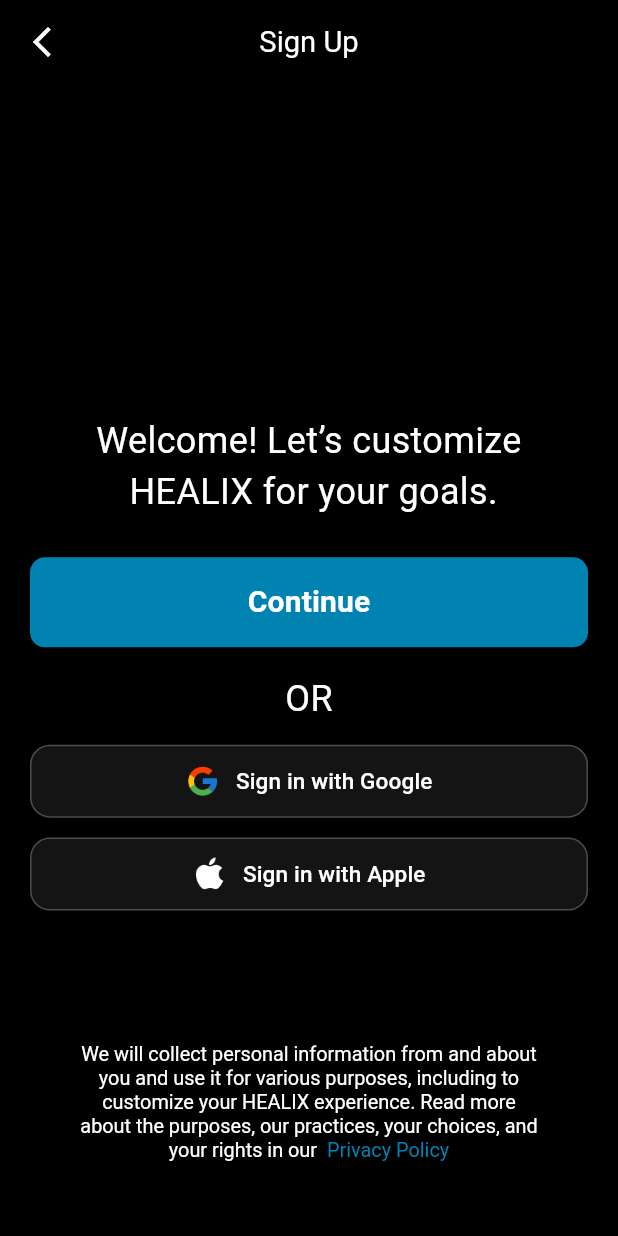
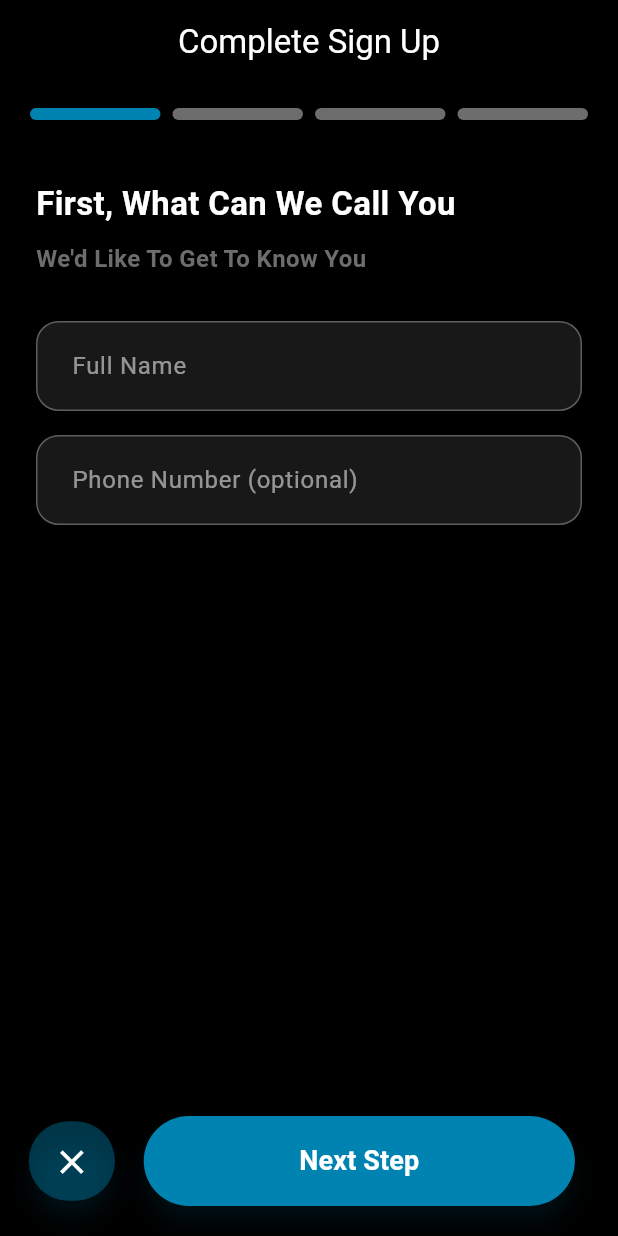
Before and after one commit to ahmednaderahmednader1717-art/HEALIX, a Flutter app: the SignUpScreen screen opened directly, after a tap on "Continue", on a phone screen of 412 x 824 dp. Run offline on Flutter 3.47's test engine with Material 3 defaults, Android fonts, the phone set to English and light mode, and no system bars; our stand-ins replace carousel_slider, curved_labeled_navigation_bar, dio, flutter_svg, gap, google_fonts; network calls fail.

Commit message:
sign up ui/ux and its API

```diff
--- /dev/null
+++ b/lib/views/auth/multi_step_signup_page.dart
@@ -0,0 +1,586 @@
+import 'dart:math';
+import 'package:flutter/cupertino.dart';
+import 'package:flutter/material.dart';
+import 'package:gap/gap.dart';
+import 'package:google_fonts/google_fonts.dart';
+import 'package:dio/dio.dart';
+import 'package:test_splash/core/app_colors.dart';
+import 'package:test_splash/views/auth/log_in_screen.dart';
+import 'package:test_splash/widgets/healix_primary_button.dart';
+import 'package:test_splash/widgets/healix_text_field.dart';
+
+class MultiStepSignUpPage extends StatefulWidget {
+  const MultiStepSignUpPage({super.key});
+
+  @override
+  State<MultiStepSignUpPage> createState() => _MultiStepSignUpPageState();
+}
+
+class _MultiStepSignUpPageState extends State<MultiStepSignUpPage> {
+  final PageController _pageController = PageController();
+  int _currentStep = 0;
+  final int _totalSteps = 4;
+
+  final TextEditingController _fullNameController = TextEditingController();
+  final TextEditingController _phoneController = TextEditingController();
+  final TextEditingController _userNameController = TextEditingController();
+  final TextEditingController _emailController = TextEditingController();
+  final TextEditingController _passwordController = TextEditingController();
+  final TextEditingController _confirmPasswordController =
+      TextEditingController();
+
+  String? _selectedGender;
+  DateTime? _selectedDate;
+  bool _isLoading = false;
+
+  // ✅ تحقق من توافر username و email
+  Future<bool> _checkUsernameEmailAvailability() async {
+    final dio = Dio(
+      BaseOptions(
+        baseUrl: "http://healix.somee.com/api",
+        headers: {"Content-Type": "application/json"},
+      ),
+    );
+
+    try {
+      final response = await dio.post(
+        "/Auth/signup",
+        data: {
+          "username": _userNameController.text.trim(),
+          "email": _emailController.text.trim(),
+          "password": "Temp@1234",
+          "fullName": "Temp User",
+        },
+      );
+
+      if (response.statusCode == 200 || response.statusCode == 201) {
+        return true;
+      }
+    } on DioException catch (e) {
+      if (e.response != null) {
+        final data = e.response?.data;
+        if (data is Map && data.containsKey("message")) {
+          final msg = data["message"].toString().toLowerCase();
+
+          if (msg.contains("username") && msg.contains("exists")) {
+            ScaffoldMessenger.of(context).showSnackBar(
+              const SnackBar(content: Text("Username already exists")),
+            );
+            return false;
+          } else if (msg.contains("email") && msg.contains("exists")) {
+            ScaffoldMessenger.of(context).showSnackBar(
+              const SnackBar(content: Text("Email already exists")),
+            );
+            return false;
+          }
+        }
+      }
+    }
+    return true;
+  }
+
+  // ✅ الانتقال للخطوة التالية مع التحقق من المدخلات
+  void _nextPage() async {
+    // الخطوة 1
+    if (_currentStep == 0) {
+      if (_fullNameController.text.trim().isEmpty) {
+        ScaffoldMessenger.of(context).showSnackBar(
+          const SnackBar(content: Text("Please enter your full name")),
+        );
+        return;
+      }
+    }
+
+    // الخطوة 2
+    if (_currentStep == 1) {
+      if (_emailController.text.trim().isEmpty ||
+          _userNameController.text.trim().isEmpty) {
+        ScaffoldMessenger.of(context).showSnackBar(
+          const SnackBar(content: Text("Please fill all required fields")),
+        );
+        return;
+      }
+
+      bool available = await _checkUsernameEmailAvailability();
+      if (!available) return;
+    }
+
+    // الخطوة 3
+    if (_currentStep == 2) {
+      if (_passwordController.text.trim().isEmpty ||
+          _confirmPasswordController.text.trim().isEmpty) {
+        ScaffoldMessenger.of(context).showSnackBar(
+          const SnackBar(
+            content: Text("Please enter and confirm your password"),
+          ),
+        );
+        return;
+      }
+
+      if (_passwordController.text != _confirmPasswordController.text) {
+        ScaffoldMessenger.of(context).showSnackBar(
+          const SnackBar(content: Text("Passwords do not match!")),
+        );
+        return;
+      }
+    }
+
+    // الخطوة 4
+    if (_currentStep == 3) {
+      if (_selectedGender == null || _selectedDate == null) {
+        ScaffoldMessenger.of(context).showSnackBar(
+          const SnackBar(content: Text("Please complete all required fields")),
+        );
+        return;
+      }
+    }
+
+    // الانتقال للخطوة التالية فقط لو كله تمام
+    if (_currentStep < _totalSteps - 1) {
+      setState(() => _currentStep++);
+      _pageController.nextPage(
+        duration: const Duration(milliseconds: 300),
+        curve: Curves.easeInOut,
+      );
+    }
+  }
+
+  void _previousPage() {
+    if (_currentStep > 0) {
+      setState(() => _currentStep--);
+      _pageController.previousPage(
+        duration: const Duration(milliseconds: 300),
+        curve: Curves.easeInOut,
+      );
+    }
+  }
+
+  // ✅ تنفيذ التسجيل الفعلي
+  Future<void> _signUp() async {
+    setState(() => _isLoading = true);
+
+    final dio = Dio(
+      BaseOptions(
+        baseUrl: "http://healix.somee.com/api",
+        headers: {
+          "Content-Type": "application/json",
+          "Accept": "application/json",
+        },
+      ),
+    );
+
+    final data = {
+      "username": _userNameController.text.trim(),
+      "email": _emailController.text.trim(),
+      "password": _passwordController.text.trim(),
+      "fullName": _fullNameController.text.trim(),
+      "phoneNumber": _phoneController.text.trim().isEmpty
+          ? null
+          : _phoneController.text.trim(),
+      "dateOfBirth": _selectedDate?.toIso8601String(),
+      "gender": _selectedGender,
+    };
+
+    try {
+      final response = await dio.post("/Auth/signup", data: data);
+
+      if (response.statusCode == 200 || response.statusCode == 201) {
+        ScaffoldMessenger.of(context).showSnackBar(
+          const SnackBar(content: Text("Account created successfully!")),
+        );
+        Navigator.pushReplacement(
+          context,
+          MaterialPageRoute(builder: (context) => const LogInScreen()),
+        );
+      } else {
+        ScaffoldMessenger.of(context).showSnackBar(
+          SnackBar(
+            content: Text("Unexpected response: ${response.statusCode}"),
+          ),
+        );
+      }
+    } on DioException catch (e) {
+      String message = "Something went wrong";
+
+      if (e.response != null) {
+        message =
+            e.response?.data["message"] ??
+            e.response?.data.toString() ??
+            "Server error";
+      }
+
+      ScaffoldMessenger.of(
+        context,
+      ).showSnackBar(SnackBar(content: Text(message)));
+    } finally {
+      setState(() => _isLoading = false);
+    }
+  }
+
+  @override
+  void dispose() {
+    _fullNameController.dispose();
+    _phoneController.dispose();
+    _emailController.dispose();
+    _userNameController.dispose();
+    _passwordController.dispose();
+    _confirmPasswordController.dispose();
+    _pageController.dispose();
+    super.dispose();
+  }
+
+  @override
+  Widget build(BuildContext context) {
+    final screenWidth = MediaQuery.of(context).size.width;
+    final screenHeight = MediaQuery.of(context).size.height;
+
+    const baseWidth = 430.0;
+    const baseHeight = 932.0;
+    final w = screenWidth / baseWidth;
+    final h = screenHeight / baseHeight;
+    final scale = min(w, h);
+
+    return Stack(
+      children: [
+        Scaffold(
+          backgroundColor: Colors.black,
+          appBar: AppBar(
+            centerTitle: true,
+            backgroundColor: Colors.black,
+            title: Text(
+              "Complete Sign Up",
+              style: GoogleFonts.inriaSans(color: Colors.white),
+            ),
+            automaticallyImplyLeading: false,
+          ),
+          body: Column(
+            children: [
+              Padding(
+                padding: const EdgeInsets.all(16.0),
+                child: _buildSegmentedProgressBar(),
+              ),
+              Expanded(
+                child: PageView(
+                  controller: _pageController,
+                  physics: const NeverScrollableScrollPhysics(),
+                  children: [
+                    _buildStep1(),
+                    _buildStep2(),
+                    _buildStep3(),
+                    _buildStep4(),
+                  ],
+                ),
+              ),
+              Padding(
+                padding: const EdgeInsets.symmetric(vertical: 20),
+                child: Row(
+                  children: [
+                    Gap(20 * w),
+                    HealixPrimaryButton.iconOnly(
+                      leading: Icon(
+                        _currentStep > 0 ? Icons.arrow_back : Icons.close,
+                        color: Colors.white,
+                        size: 30 * scale,
+                      ),
+                      onPressed: _currentStep > 0
+                          ? _previousPage
+                          : () => Navigator.pop(context),
+                      width: 60 * w,
+                      height: 60 * h,
+                      borderRadius: 999,
+                      backgroundColor: AppColors.primarayColor.withOpacity(0.4),
+                    ),
+                    Gap(20 * w),
+                    HealixPrimaryButton(
+                      height: 60,
+                      width: 300 * w,
+                      text: _currentStep == _totalSteps - 1
+                          ? "Finish"
+                          : "Next Step",
+                      onPressed: _currentStep == _totalSteps - 1
+                          ? _signUp
+                          : _nextPage,
+                    ),
+                  ],
+                ),
+              ),
+            ],
+          ),
+        ),
+        if (_isLoading)
+          Container(
+            color: Colors.black.withOpacity(0.7),
+            child: const Center(
+              child: Column(
+                mainAxisSize: MainAxisSize.min,
+                children: [
+                  CircularProgressIndicator(color: Colors.white),
+                  SizedBox(height: 16),
+                  Text(
+                    "Creating your account...",
+                    style: TextStyle(color: Colors.white, fontSize: 16),
+                  ),
+                ],
+              ),
+            ),
+          ),
+      ],
+    );
+  }
+
+  // Progress Bar
+  Widget _buildSegmentedProgressBar() {
+    return Row(
+      children: List.generate(_totalSteps, (index) {
+        bool isActive = index <= _currentStep;
+        return Expanded(
+          child: AnimatedContainer(
+            duration: const Duration(milliseconds: 250),
+            margin: const EdgeInsets.symmetric(horizontal: 4),
+            height: 8,
+            decoration: BoxDecoration(
+              color: isActive
+                  ? AppColors.primarayColor
+                  : AppColors.secondaryColor,
+              borderRadius: BorderRadius.circular(5),
+            ),
+          ),
+        );
+      }),
+    );
+  }
+
+  // Step 1
+  Widget _buildStep1() => _stepTemplate("First, What Can We Call You", [
+    Text(
+      "We'd Like To Get To Know You",
+      style: GoogleFonts.inriaSans(
+        color: AppColors.secondaryColor,
+        fontWeight: FontWeight.bold,
+        fontSize: 16,
+      ),
+    ),
+    const Gap(30),
+    HealixTextField(controller: _fullNameController, hint: "Full Name"),
+    const Gap(16),
+    HealixTextField(
+      controller: _phoneController,
+      hint: "Phone Number (optional)",
+    ),
+  ]);
+
+  // Step 2
+  Widget _buildStep2() => _stepTemplate("Create Your Account Details", [
+    const Gap(30),
+    HealixTextField(controller: _emailController, hint: "Email Address"),
+    const Gap(16),
+    HealixTextField(controller: _userNameController, hint: "Username"),
+  ]);
+
+  // Step 3
+  Widget _buildStep3() => _stepTemplate("Secure Your Account", [
+    const Gap(30),
+    HealixTextField(
+      controller: _passwordController,
+      hint: "Enter your password",
+      isPassword: true,
+    ),
+    const Gap(16),
+    HealixTextField(
+      controller: _confirmPasswordController,
+      hint: "Re-enter your password",
+      isPassword: true,
+    ),
+  ]);
+
+  // Step 4
+  Widget _buildStep4() => _stepTemplate("A Few More Details", [
+    const Gap(30),
+    Text(
+      "Gender",
+      style: GoogleFonts.inriaSans(
+        color: AppColors.secondaryColor,
+        fontWeight: FontWeight.bold,
+        fontSize: 14,
+      ),
+    ),
+    const Gap(12),
+    Row(
+      children: [
+        Expanded(
+          child: GestureDetector(
+            onTap: () => setState(() => _selectedGender = "Male"),
+            child: _genderBox("Male"),
+          ),
+        ),
+        const SizedBox(width: 16),
+        Expanded(
+          child: GestureDetector(
+            onTap: () => setState(() => _selectedGender = "Female"),
+            child: _genderBox("Female"),
+          ),
+        ),
+      ],
+    ),
+    const SizedBox(height: 30),
+    Text(
+      "Date of Birth",
+      style: GoogleFonts.inriaSans(
+        color: AppColors.secondaryColor,
+        fontWeight: FontWeight.bold,
+        fontSize: 14,
+      ),
+    ),
+    const Gap(10),
+    _datePickerField(),
+  ]);
+
+  Widget _genderBox(String gender) {
+    bool isSelected = _selectedGender == gender;
+    return AnimatedContainer(
+      duration: const Duration(milliseconds: 250),
+      height: 55,
+      decoration: BoxDecoration(
+        color: isSelected
+            ? AppColors.primarayColor.withOpacity(0.2)
+            : Colors.transparent,
+        border: Border.all(
+          color: isSelected ? AppColors.primarayColor : Colors.grey.shade700,
+          width: 1.5,
+        ),
+        borderRadius: BorderRadius.circular(12),
+      ),
+      child: Center(
+        child: Text(
+          gender,
+          style: GoogleFonts.inriaSans(
+            color: isSelected ? AppColors.primarayColor : Colors.grey.shade400,
+            fontSize: 16,
+            fontWeight: FontWeight.w600,
+          ),
+        ),
+      ),
+    );
+  }
+
+  Widget _datePickerField() {
+    return GestureDetector(
+      onTap: () async {
+        FocusScope.of(context).unfocus();
+
+        DateTime initial = _selectedDate ?? DateTime(2000, 1, 1);
+        DateTime tempPicked = initial;
+
+        await showCupertinoModalPopup(
+          context: context,
+          builder: (_) => Container(
+            height: 320,
+            color: Colors.black,
+            child: SafeArea(
+              top: false,
+              child: Column(
+                children: [
+                  Container(
+                    color: Colors.grey[900],
+                    padding: const EdgeInsets.symmetric(
+                      horizontal: 16,
+                      vertical: 10,
+                    ),
+                    child: Row(
+                      mainAxisAlignment: MainAxisAlignment.spaceBetween,
+                      children: [
+                        TextButton(
+                          onPressed: () => Navigator.pop(context),
+                          child: Text(
+                            "Cancel",
+                            style: TextStyle(color: Colors.grey[400]),
+                          ),
+                        ),
+                        TextButton(
+                          onPressed: () {
+                            setState(() => _selectedDate = tempPicked);
+                            Navigator.pop(context);
+                          },
+                          child: Text(
+                            "Done",
+                            style: TextStyle(color: AppColors.primarayColor),
+                          ),
+                        ),
+                      ],
+                    ),
+                  ),
+                  Expanded(
+                    child: CupertinoTheme(
+                      data: CupertinoThemeData(
+                        textTheme: CupertinoTextThemeData(
+                          dateTimePickerTextStyle: const TextStyle(
+                            color: Colors.white,
+                            fontSize: 20,
+                          ),
+                        ),
+                      ),
+                      child: CupertinoDatePicker(
+                        mode: CupertinoDatePickerMode.date,
+                        backgroundColor: Colors.black,
+                        maximumYear: DateTime.now().year,
+                        minimumYear: 1900,
+                        initialDateTime: initial,
+                        onDateTimeChanged: (DateTime newDate) {
+                          tempPicked = newDate;
+                        },
+                      ),
+                    ),
+                  ),
+                ],
+              ),
+            ),
+          ),
+        );
+      },
+      child: Container(
+        height: 55,
+        decoration: BoxDecoration(
+          color: Colors.transparent,
+          border: Border.all(color: Colors.grey.shade700, width: 1.5),
+          borderRadius: BorderRadius.circular(12),
+        ),
+        padding: const EdgeInsets.symmetric(horizontal: 16),
+        alignment: Alignment.centerLeft,
+        child: Text(
+          _selectedDate == null
+              ? "Select your birth date"
+              : "${_selectedDate!.day}/${_selectedDate!.month}/${_selectedDate!.year}",
+          style: GoogleFonts.inriaSans(
+            color: _selectedDate == null
+                ? Colors.grey.shade500
+                : AppColors.primarayColor,
+            fontSize: 16,
+          ),
+        ),
+      ),
+    );
+  }
+
+  Widget _stepTemplate(String title, List<Widget> fields) {
+    return Padding(
+      padding: const EdgeInsets.all(24.0),
+      child: SingleChildScrollView(
+        child: Column(
+          crossAxisAlignment: CrossAxisAlignment.start,
+          children: [
+            Text(
+              title,
+              style: GoogleFonts.inriaSans(
+                fontSize: 22,
+                fontWeight: FontWeight.bold,
+                color: Colors.white,
+              ),
+            ),
+            const SizedBox(height: 10),
+            ...fields,
+          ],
+        ),
+      ),
+    );
+  }
+}
--- a/lib/views/auth/sign_up_screen.dart
+++ b/lib/views/auth/sign_up_screen.dart
@@ -4,6 +4,7 @@ import 'package:flutter/material.dart';
 import 'package:gap/gap.dart';
 import 'package:google_fonts/google_fonts.dart';
 import 'package:test_splash/core/app_colors.dart';
+import 'package:test_splash/views/auth/multi_step_signup_page.dart';
 import 'package:test_splash/widgets/healix_primary_button.dart';
 import 'package:test_splash/widgets/social_button.dart';
 
@@ -59,7 +60,15 @@ class _SignUpScreenState extends State<SignUpScreen> {
               Gap(30 * h),
               HealixPrimaryButton(
                 text: "Continue",
-                onPressed: () {},
+                onPressed: () {
+                  Navigator.push(
+                    context,
+                    MaterialPageRoute(
+                      builder: (context) => MultiStepSignUpPage(),
+                    ),
+                  );
+
+                },
                 borderRadius: 10,
               ),
               Gap(20 * h),
--- a/lib/widgets/healix_primary_button.dart
+++ b/lib/widgets/healix_primary_button.dart
@@ -3,7 +3,7 @@ import 'package:google_fonts/google_fonts.dart';
 import 'package:test_splash/core/app_colors.dart';
 
 class HealixPrimaryButton extends StatelessWidget {
-  final String text;
+  final String? text;
   final VoidCallback onPressed;
   final double? width;
   final double height;
@@ -13,32 +13,74 @@ class HealixPrimaryButton extends StatelessWidget {
   final double fontSize;
   final FontWeight fontWeight;
   final EdgeInsetsGeometry? padding;
-  final Widget? leading; // optional leading icon/logo
+  final Widget? leading;
+  final bool isLoading;
+  final bool isDisabled;
+  final bool isIconOnly;
 
   const HealixPrimaryButton({
     super.key,
     required this.text,
     required this.onPressed,
     this.width,
-    this.height = 60,
+    this.height = 55,
     this.borderRadius = 80,
     this.backgroundColor = AppColors.primarayColor,
     this.textColor = Colors.white,
-    this.fontSize = 20,
+    this.fontSize = 18,
     this.fontWeight = FontWeight.bold,
     this.padding,
     this.leading,
-  });
+    this.isLoading = false,
+    this.isDisabled = false,
+  }) : isIconOnly = false;
+
+  /// 🔹 Constructor خاص لزر الأيقونة فقط
+  const HealixPrimaryButton.iconOnly({
+    super.key,
+    required this.leading,
+    required this.onPressed,
+    this.width,
+    this.height = 55,
+    this.borderRadius = 80,
+    this.backgroundColor = AppColors.primarayColor,
+    this.isLoading = false,
+    this.isDisabled = false,
+  }) : text = null,
+       textColor = Colors.white,
+       fontSize = 18,
+       fontWeight = FontWeight.bold,
+       padding = EdgeInsets.zero,
+       isIconOnly = true;
 
   @override
   Widget build(BuildContext context) {
-    final buttonChild = Row(
+    final bool effectiveDisabled = isDisabled || isLoading;
+
+    Widget buttonChild;
+
+    // ✅ لو بيحمّل
+    if (isLoading) {
+      buttonChild = const SizedBox(
+        width: 25,
+        height: 25,
+        child: CircularProgressIndicator(color: Colors.white, strokeWidth: 3),
+      );
+    }
+    // ✅ لو الزر أيقونة فقط
+    else if (isIconOnly && leading != null) {
+      buttonChild = Center(child: leading!);
+    }
+    // ✅ الحالة العادية (نص أو نص + أيقونة)
+    else {
+      buttonChild = Row(
         mainAxisAlignment: MainAxisAlignment.center,
         mainAxisSize: MainAxisSize.min,
         children: [
           if (leading != null) ...[leading!, const SizedBox(width: 8)],
+          if (text != null)
             Text(
-          text,
+              text!,
               style: GoogleFonts.inriaSans(
                 fontSize: fontSize,
                 color: textColor,
@@ -47,22 +89,31 @@ class HealixPrimaryButton extends StatelessWidget {
             ),
         ],
       );
+    }
 
-    final button = ElevatedButton(
+    return SizedBox(
+      width: width ?? double.infinity,
+      height: height,
+      child: ElevatedButton(
         style: ElevatedButton.styleFrom(
-        backgroundColor: backgroundColor,
+          backgroundColor: effectiveDisabled
+              ? Colors.grey.shade800
+              : backgroundColor,
           shape: RoundedRectangleBorder(
             borderRadius: BorderRadius.circular(borderRadius),
           ),
-        padding: padding,
+          padding:
+              padding ??
+              const EdgeInsets.symmetric(vertical: 14, horizontal: 24),
+          elevation: 6,
+          shadowColor: backgroundColor.withOpacity(0.3),
         ),
-      onPressed: onPressed,
+        onPressed: effectiveDisabled ? null : onPressed,
+        child: AnimatedSwitcher(
+          duration: const Duration(milliseconds: 200),
           child: buttonChild,
+        ),
+      ),
     );
-
-    if (width == null) {
-      return SizedBox(height: height, width: double.infinity, child: button);
-    }
-    return SizedBox(height: height, width: width, child: button);
   }
 }
```
Also changed, not shown: lib/views/auth/log_in_screen.dart (+8 -31 lines), lib/views/home/views/profile_tab.dart (+14 -0 lines). Lines whose indentation alone changed are shown as unchanged.
